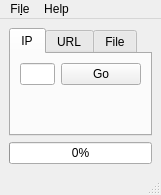
This is ui/sochelper.ui in alejandroandreu/soc-helper as Qt 5 draws it before an edit. The edited form follows.
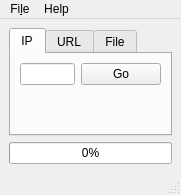
This is the edited form.

Commit message:
Add actions to menu buttons
Also remove the "Preferences" action, as it doesn't make much sense right now.

What changed in the file:
```diff
--- a/ui/sochelper.ui
+++ b/ui/sochelper.ui
@@ -6,7 +6,7 @@
    <rect>
     <x>0</x>
     <y>0</y>
-    <width>161</width>
+    <width>181</width>
     <height>195</height>
    </rect>
   </property>
@@ -148,8 +148,8 @@
     <rect>
      <x>0</x>
      <y>0</y>
-     <width>161</width>
-     <height>30</height>
+     <width>181</width>
+     <height>21</height>
     </rect>
    </property>
    <widget class="QMenu" name="menuFile">
```
Left out of the diff: 1 changed line with no effect on the pictures. The commit also changes 3 other files.
